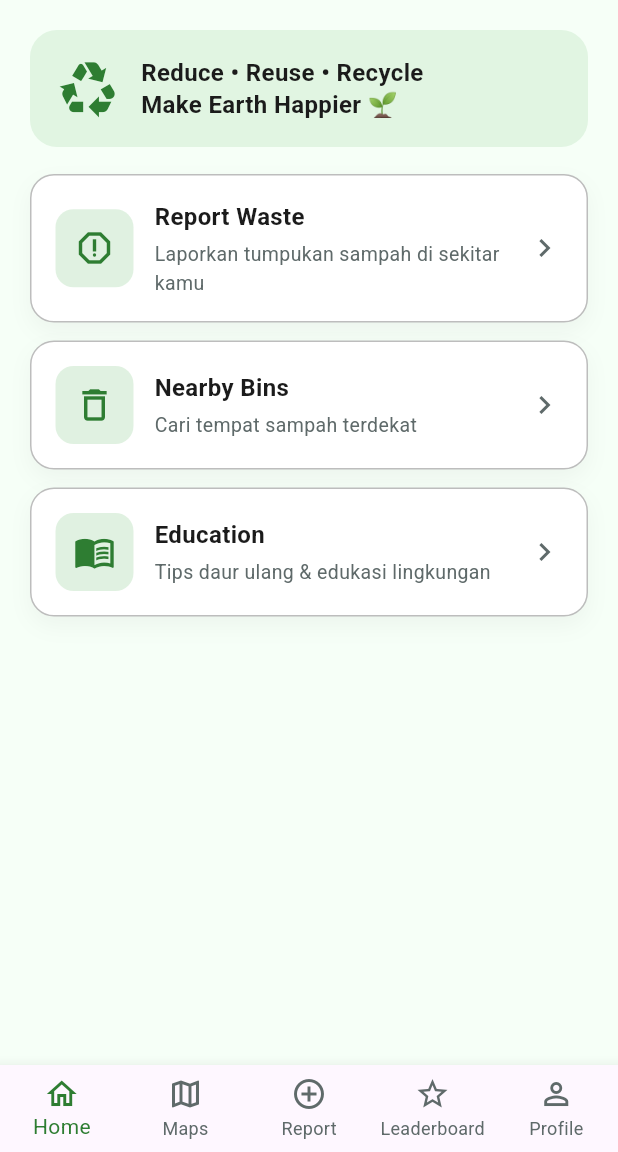
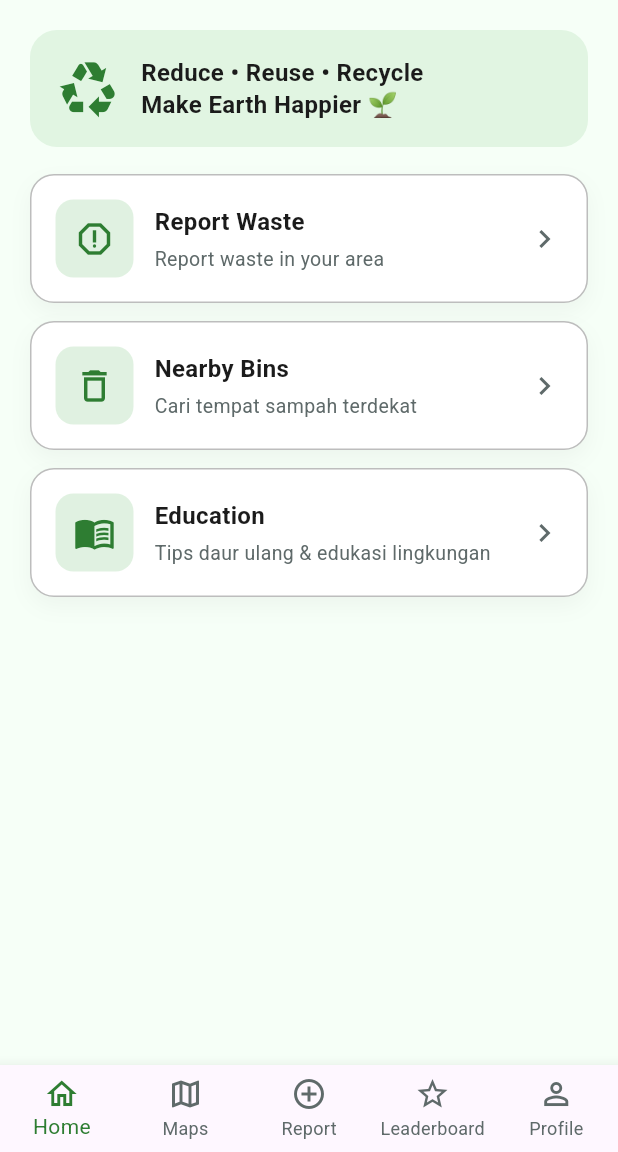
Before and after one commit to athilaramdani/wastewiseimpal, a Flutter app: the HomeView screen opened by its route, on a phone screen of 412 x 824 dp, the part 84-1236 px from its top. Run offline on Flutter 3.47's test engine with Material 3 defaults, Android fonts, the phone set to English and light mode, and no system bars; our stand-ins replace flutter_dotenv, get, supabase_flutter; accounts and stored records are empty.

Commit message:
Update home_view.dart

```diff
--- a/lib/app/modules/home/views/home_view.dart
+++ b/lib/app/modules/home/views/home_view.dart
@@ -122,7 +122,7 @@ class HomeView extends GetView<HomeController> {
               _actionCard(
                 icon: Icons.report_gmailerrorred_outlined,
                 title: "Report Waste",
-                subtitle: "Laporkan tumpukan sampah di sekitar kamu",
+                subtitle: "Report waste in your area",
                 onTap: controller.openReportWaste,
               ),
               const SizedBox(height: 12),
```
